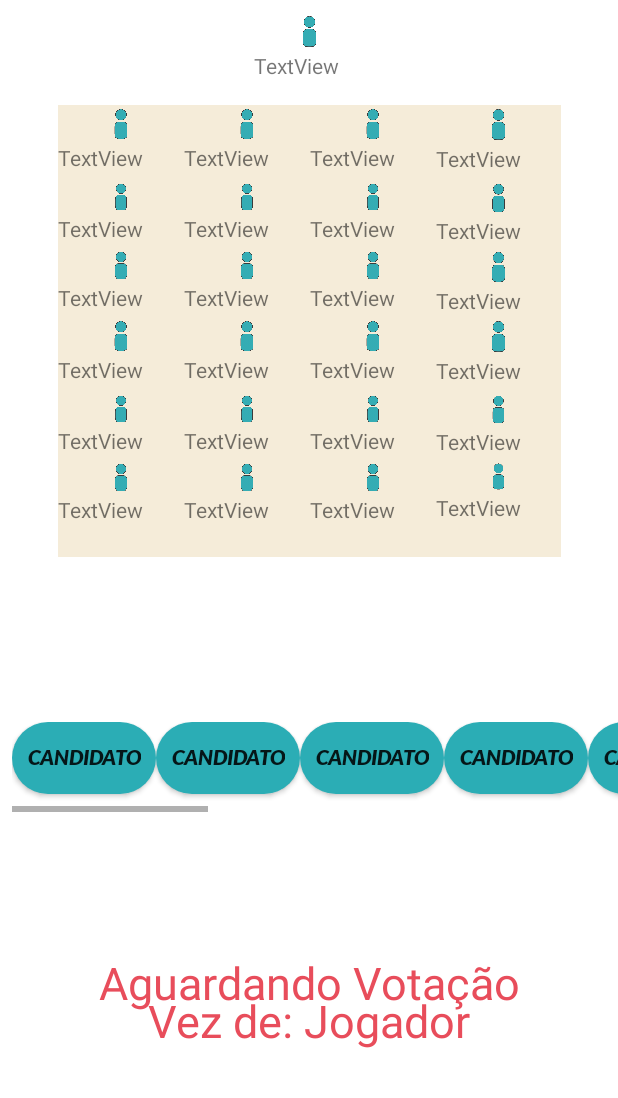
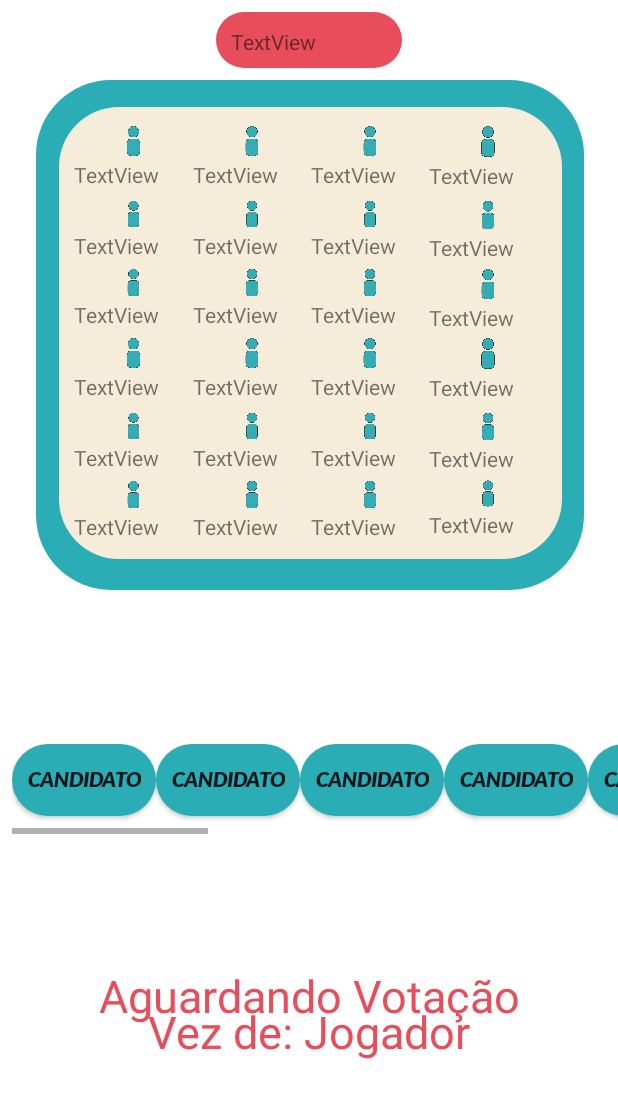
Before and after one commit to AlucardFAS/KingMe-President-Mobile, an Android app: the Principal screen opened directly, with no data from a screen before it, on a phone screen of 412 x 824 dp. Shown: the top 1098 px of the screen. Run offline under Robolectric (Android 15) with nearby library versions, the phone set to English and light mode, and no system bars.

Commit message:
Design Tabuleiro..

```diff
--- a/app/src/main/java/com/dfgv/presidenciaveis/Principal.java
+++ b/app/src/main/java/com/dfgv/presidenciaveis/Principal.java
@@ -163,7 +163,7 @@
         view = findViewById(R.id.imgMinis4);
         imageViews.get(5).add(view);
 
-        view = findViewById(R.id.imgPresidente);
+        //view = findViewById(R.id.imgPresidente);
         imageViews.get(6).add(view);
 
         ////////////////////////////////////////////////////////////////////////
--- /dev/null
+++ b/app/src/main/res/drawable/pop_tabuleiro.xml
@@ -0,0 +1,6 @@
+<?xml version="1.0" encoding="utf-8"?>
+<shape xmlns:android="http://schemas.android.com/apk/res/android" android:shape="rectangle">
+    <corners android:radius="40dp"/>
+    <padding android:left="10dp" android:right="10dp" android:top="10dp" android:bottom="10dp"/>
+    <solid android:color="#F5ECD9"/>
+</shape>
--- a/app/src/main/res/layout/activity_principal.xml
+++ b/app/src/main/res/layout/activity_principal.xml
@@ -9,11 +9,12 @@
 
     <android.support.constraint.ConstraintLayout
         android:id="@+id/constraintLayout3"
-        android:layout_width="410dp"
-        android:layout_height="309dp"
+        android:layout_width="365dp"
+        android:layout_height="340dp"
         android:layout_marginStart="8dp"
         android:layout_marginTop="8dp"
         android:layout_marginEnd="8dp"
+        android:background="@drawable/pop_bg"
         app:layout_constraintEnd_toEndOf="parent"
         app:layout_constraintHorizontal_bias="0.521"
         app:layout_constraintStart_toStartOf="parent"
@@ -26,7 +27,7 @@
             android:layout_marginTop="8dp"
             android:layout_marginEnd="8dp"
             android:layout_marginBottom="8dp"
-            android:background="#F5ECD9"
+            android:background="@drawable/pop_tabuleiro"
             android:orientation="vertical"
             app:layout_constraintBottom_toBottomOf="parent"
             app:layout_constraintEnd_toEndOf="parent"
@@ -764,21 +765,16 @@
 
     <LinearLayout
         android:id="@+id/linearLayout2"
-        android:layout_width="74dp"
-        android:layout_height="46dp"
+        android:layout_width="124dp"
+        android:layout_height="37dp"
         android:layout_marginStart="8dp"
         android:layout_marginTop="8dp"
         android:layout_marginEnd="8dp"
+        android:background="@drawable/pop_selecionar"
         android:orientation="vertical"
         app:layout_constraintEnd_toEndOf="parent"
         app:layout_constraintStart_toStartOf="parent"
         app:layout_constraintTop_toTopOf="parent">
-
-        <ImageView
-            android:id="@+id/imgPresidente"
-            android:layout_width="match_parent"
-            android:layout_height="26dp"
-            android:src="@mipmap/charicon" />
 
         <TextView
             android:id="@+id/txtPresidente"
```
Also changed, not shown: 1 other file.
